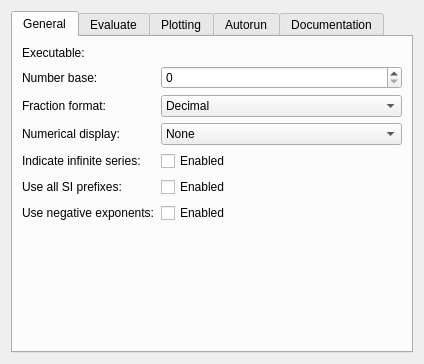
Before: the Qt Designer form src/backends/qalculate/settings.ui in KDE/cantor, drawn with Qt 5.
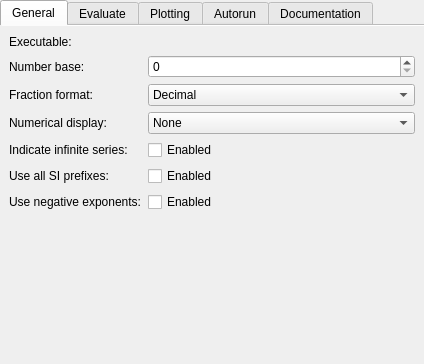
After: the same form once the commit is applied. Custom widgets are drawn as their Qt base class.

Commit message:
Remove some frames from the settings
And unify some margins with other KDE apps.

```diff
--- a/src/backends/qalculate/settings.ui
+++ b/src/backends/qalculate/settings.ui
@@ -11,11 +11,26 @@
    </rect>
   </property>
   <layout class="QVBoxLayout" name="verticalLayout">
+   <property name="leftMargin">
+    <number>0</number>
+   </property>
+   <property name="topMargin">
+    <number>0</number>
+   </property>
+   <property name="rightMargin">
+    <number>0</number>
+   </property>
+   <property name="bottomMargin">
+    <number>0</number>
+   </property>
    <item>
     <widget class="QTabWidget" name="tabWidget">
      <property name="currentIndex">
       <number>0</number>
      </property>
+     <property name="documentMode">
+      <bool>true</bool>
+     </property>
      <widget class="QWidget" name="tab_3">
       <attribute name="title">
        <string>General</string>
```
The commit also changes 10 other files.
